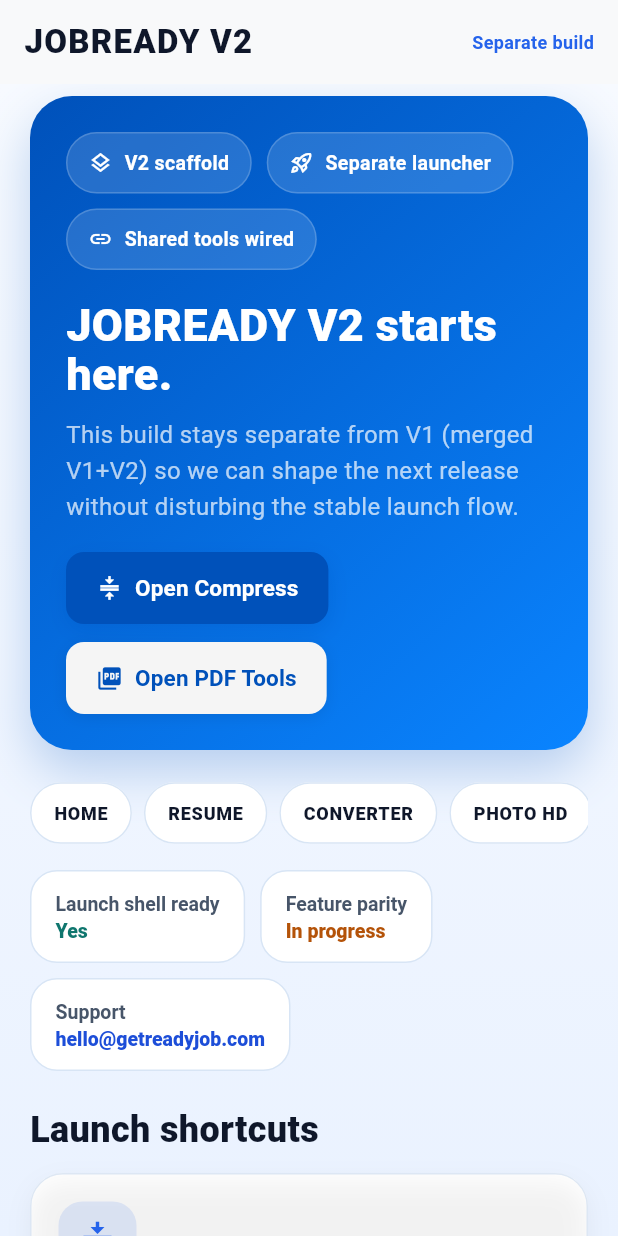
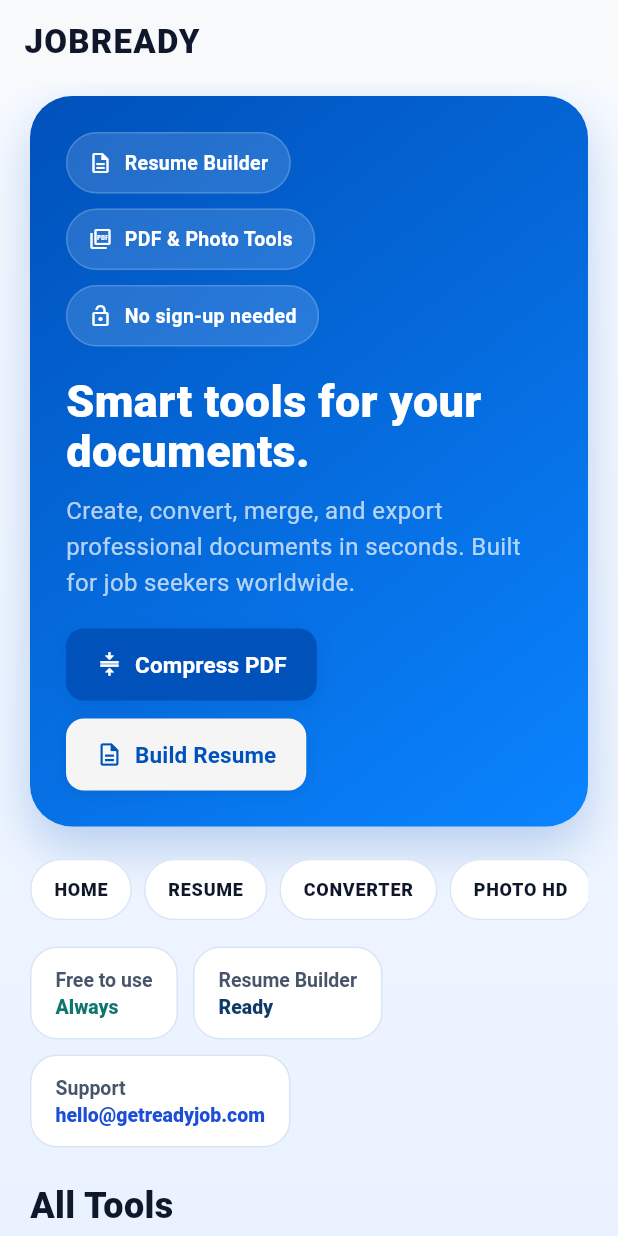
Before and after one commit to rajeshkhola-ry/jobready_india, a Flutter app: the HomePageV3 screen opened directly, on a phone screen of 412 x 824 dp. Run offline on Flutter 3.47's test engine with Material 3 defaults, Android fonts, the phone set to English and light mode, and no system bars; our stand-ins replace file_picker, pdf; missing offline and left inert: docx_template, pdf_render, syncfusion_flutter_pdf, universal_html.

Commit message:
feat(v2): Polish V2 Home Page to production-ready copy (Checkpoint 6)
- AppBar title: JOBREADY V2 -> JOBREADY
- Removed Separate build dev badge from AppBar
- Status chips updated: dev labels -> Resume Builder, PDF & Photo Tools, No sign-up needed
- Hero title: JOBREADY V2 starts here -> Smart tools for your documents
- Hero subtitle: dev explanation -> user-facing value proposition
- Hero CTAs: Open Compress/Open PDF Tools -> Compress PDF/Build Resume (/resume route)
- Status pills: dev metrics -> Free to use: Always, Resume Builder: Ready
- Section title: Launch shortcuts -> All Tools
- Bottom panel: Build notes -> Need help? with support-oriented copy
- Analyzer: 0 errors, no new issues

```diff
--- a/lib/Pages/home_page_v3.dart
+++ b/lib/Pages/home_page_v3.dart
@@ -27,27 +27,12 @@
         elevation: 0,
         foregroundColor: const Color(0xFF0F172A),
         title: const Text(
-          'JOBREADY V2',
+          'JOBREADY',
           style: TextStyle(
             fontWeight: FontWeight.w800,
             letterSpacing: 0.8,
           ),
         ),
-        actions: const [
-          Padding(
-            padding: EdgeInsets.only(right: 16),
-            child: Center(
-              child: Text(
-                'Separate build',
-                style: TextStyle(
-                  color: Color(0xFF2563EB),
-                  fontSize: 12,
-                  fontWeight: FontWeight.w700,
-                ),
-              ),
-            ),
-          ),
-        ],
       ),
       body: Container(
         decoration: const BoxDecoration(
@@ -92,22 +77,22 @@
                             runSpacing: 10,
                             children: const [
                               _StatusChip(
-                                label: 'V2 scaffold',
-                                icon: Icons.layers_outlined,
+                                label: 'Resume Builder',
+                                icon: Icons.description_outlined,
                               ),
                               _StatusChip(
-                                label: 'Separate launcher',
-                                icon: Icons.rocket_launch_outlined,
+                                label: 'PDF & Photo Tools',
+                                icon: Icons.picture_as_pdf_outlined,
                               ),
                               _StatusChip(
-                                label: 'Shared tools wired',
-                                icon: Icons.link,
+                                label: 'No sign-up needed',
+                                icon: Icons.lock_open_outlined,
                               ),
                             ],
                           ),
                           const SizedBox(height: 20),
                           const Text(
-                            'JOBREADY V2 starts here.',
+                            'Smart tools for your documents.',
                             style: TextStyle(
                               color: Colors.white,
                               fontSize: 30,
@@ -117,7 +102,7 @@
                           ),
                           const SizedBox(height: 12),
                           const Text(
-                            'This build stays separate from V1 (merged V1+V2) so we can shape the next release without disturbing the stable launch flow.',
+                            'Create, convert, merge, and export professional documents in seconds. Built for job seekers worldwide.',
                             style: TextStyle(
                               color: Colors.white70,
                               fontSize: 16,
@@ -130,15 +115,15 @@
                             runSpacing: 12,
                             children: [
                               AppleButton(
-                                label: 'Open Compress',
+                                label: 'Compress PDF',
                                 icon: Icons.compress,
                                 onPressed: () => _openRoute(context, '/compress'),
                               ),
                               AppleButton(
-                                label: 'Open PDF Tools',
-                                icon: Icons.picture_as_pdf,
+                                label: 'Build Resume',
+                                icon: Icons.description_outlined,
                                 isPrimary: false,
-                                onPressed: () => _openRoute(context, '/pdf-tools'),
+                                onPressed: () => _openRoute(context, '/resume'),
                               ),
                             ],
                           ),
@@ -187,14 +172,14 @@
                       runSpacing: 10,
                       children: const [
                         _StatusPill(
-                          label: 'Launch shell ready',
-                          value: 'Yes',
+                          label: 'Free to use',
+                          value: 'Always',
                           color: Color(0xFF0F766E),
                         ),
                         _StatusPill(
-                          label: 'Feature parity',
-                          value: 'In progress',
-                          color: Color(0xFFB45309),
+                          label: 'Resume Builder',
+                          value: 'Ready',
+                          color: Color(0xFF0E3A66),
                         ),
                         _StatusPill(
                           label: 'Support',
@@ -205,7 +190,7 @@
                     ),
                     const SizedBox(height: 22),
                     const Text(
-                      'Launch shortcuts',
+                      'All Tools',
                       style: TextStyle(
                         fontSize: 24,
                         fontWeight: FontWeight.w800,
@@ -309,7 +294,7 @@
                               crossAxisAlignment: CrossAxisAlignment.start,
                               children: [
                                 const Text(
-                                  'Build notes',
+                                  'Need help?',
                                   style: TextStyle(
                                     fontSize: 20,
                                     fontWeight: FontWeight.w800,
@@ -318,7 +303,7 @@
                                 ),
                                 const SizedBox(height: 8),
                                 Text(
-                                  'V2 is kept as a separate workspace. Stable V1 launch files stay untouched while this branch grows. For release coordination, use ${PublicBrandConfig.supportEmail}.',
+                                  'Have a question or need support? Our team is ready to help. Reach us at ${PublicBrandConfig.supportEmail} or visit getreadyjob.com.',
                                   style: const TextStyle(
                                     fontSize: 14,
                                     height: 1.5,
```
Also changed, not shown: 1 other file.
